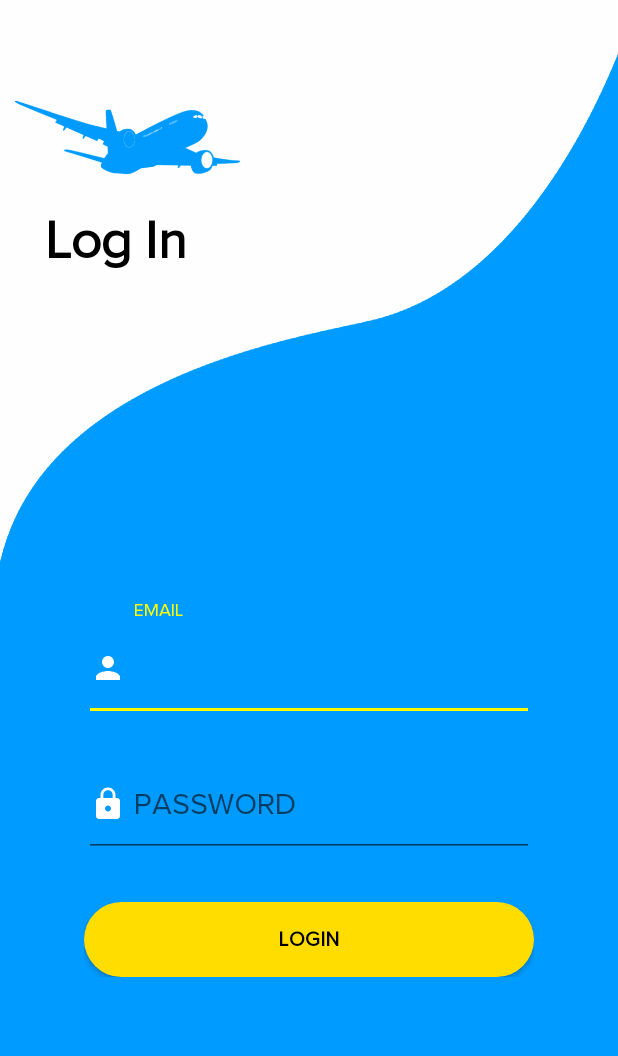
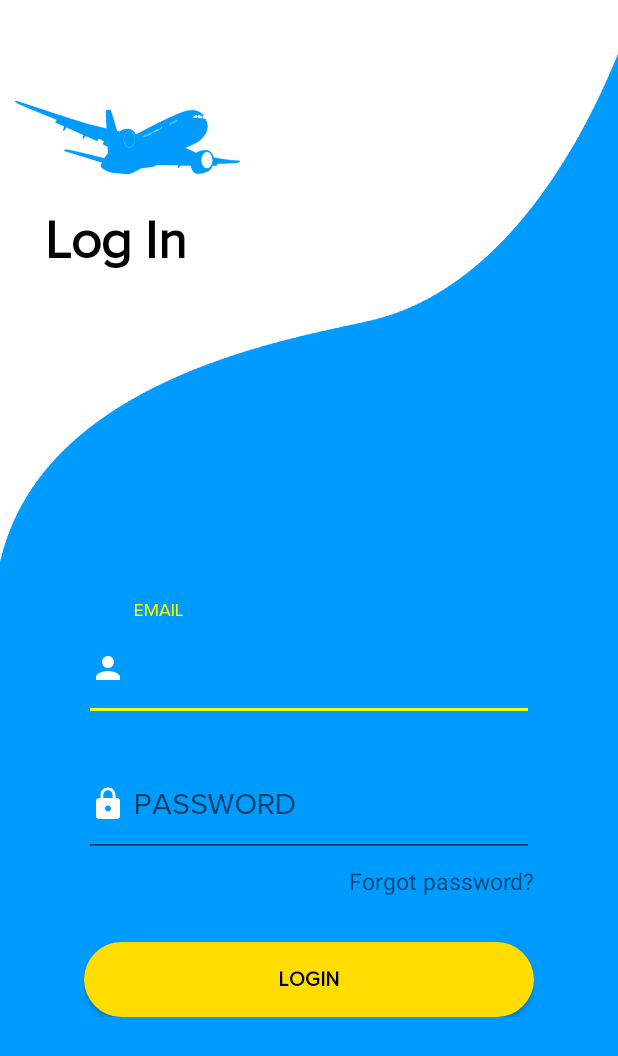
Before and after one commit to wahyukharisma/travanda, an Android app: the screen it shows after launch (Login), on a phone screen of 412 x 824 dp. Shown: the top 1056 px of the screen. Run offline under Robolectric (Android 15) with nearby library versions, the phone set to English and light mode, and no system bars; our stand-ins replace Firebase (no records; nobody signed in at launch, a user with empty details on screens opened directly).

Commit message:
Update login ui
Adding forgot password text

```diff
--- a/app/src/main/res/layout/activity_login.xml
+++ b/app/src/main/res/layout/activity_login.xml
@@ -86,6 +86,22 @@
                     android:layout_height="wrap_content"
                     android:orientation="horizontal"
                     android:gravity="center"
+                    android:layout_marginTop="5dp">
+                <TextView
+                        android:id="@+id/txt_forgot_password"
+                        android:layout_width="match_parent"
+                        android:layout_height="wrap_content"
+                        android:textSize="15sp"
+                        android:text="@string/forgot_password"
+                        android:gravity="right"
+                        android:clickable="true"/>
+            </LinearLayout>
+
+            <LinearLayout
+                    android:layout_width="match_parent"
+                    android:layout_height="wrap_content"
+                    android:orientation="horizontal"
+                    android:gravity="center"
                     android:layout_marginTop="30dp">
                 <Button
                         android:id="@+id/btn_login"
--- a/app/src/main/res/values/strings.xml
+++ b/app/src/main/res/values/strings.xml
@@ -9,4 +9,5 @@
     <!-- Forgot Password -->
     <string name="info_enter_email">Please enter your email here</string>
     <string name="button_submit_email">Submit</string>
+    <string name="forgot_password">Forgot password?</string>
 </resources>
```
